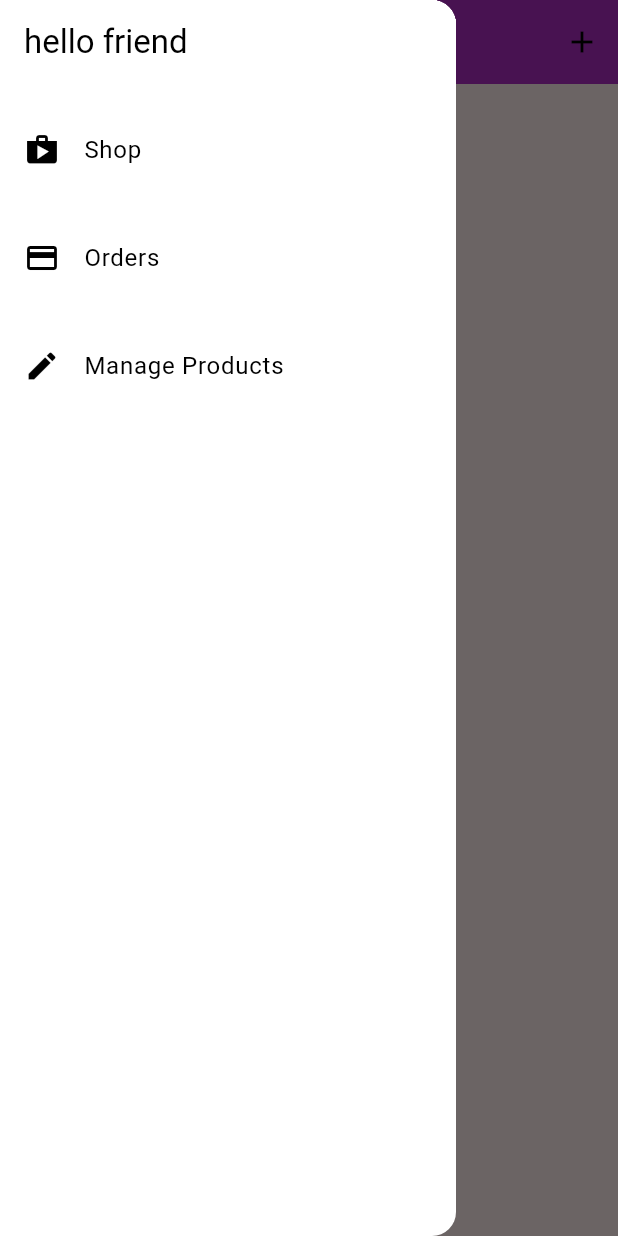
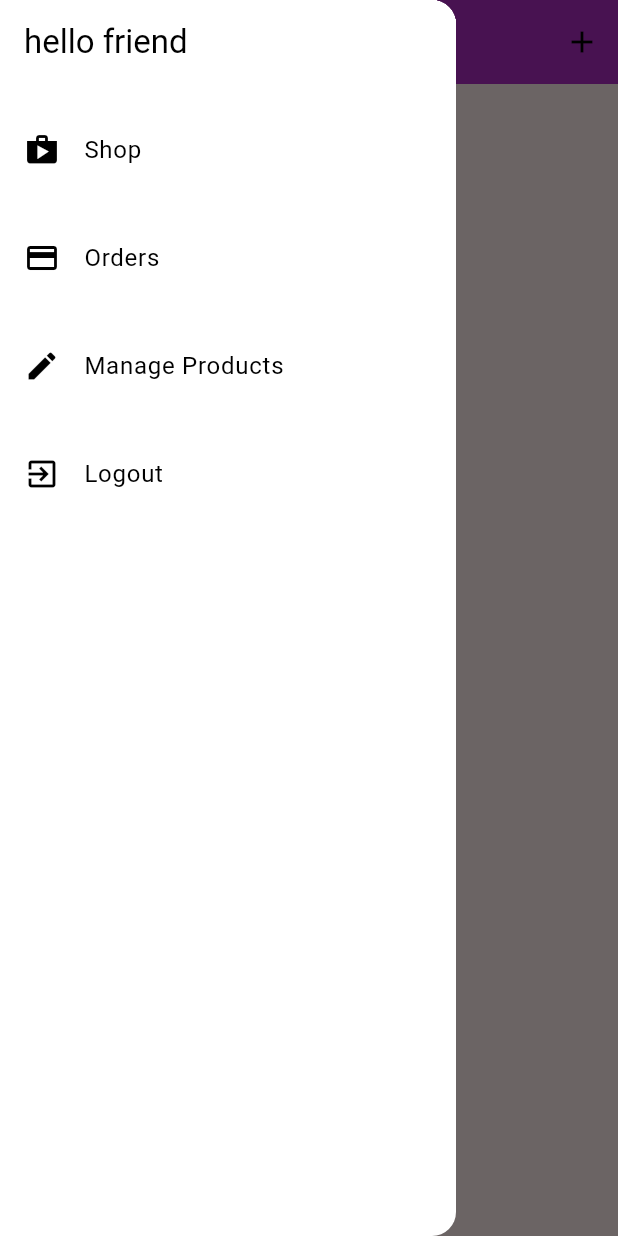
Before and after one commit to marinaBergas/shopappFlutter, a Flutter app: the UserProductsScreen screen opened by its route, with the side drawer open, on a phone screen of 412 x 824 dp. Run offline on Flutter 3.47's test engine with Material 2 defaults, Android fonts, the phone set to English and light mode, and no system bars; our stand-ins replace shared_preferences; accounts and stored records are empty; network calls fail.

```diff
--- a/lib/providers/orders.dart
+++ b/lib/providers/orders.dart
@@ -17,8 +17,8 @@ class OrderItem {
 
 class Orders with ChangeNotifier {
   List<OrderItem> _orders = [];
-  final String authToken;
-  final String userId;
+  final String? authToken;
+  final String? userId;
   Orders(this.authToken, this._orders, this.userId);
   List<OrderItem> get orders {
     return [..._orders];
--- a/lib/providers/products_providers.dart
+++ b/lib/providers/products_providers.dart
@@ -42,8 +42,8 @@ class Products with ChangeNotifier {
   //   ),
   // ];
   // // var _showFavorites = false;
-  final String authToken;
-  final String userId;
+  final String? authToken;
+  final String? userId;
 
   Products(this.authToken, this.userId, this._items);
   List<Product> _items = [];
--- a/lib/widgets/app_drawer.dart
+++ b/lib/widgets/app_drawer.dart
@@ -1,6 +1,8 @@
 import 'package:flutter/material.dart';
+import 'package:provider/provider.dart';
 import '../screens/user_products_screen.dart';
 import '../screens/order_screen.dart';
+import '../providers/auth.dart';
 
 class AppDrawer extends StatelessWidget {
   const AppDrawer({super.key});
@@ -31,12 +33,25 @@ class AppDrawer extends StatelessWidget {
               Navigator.of(context).pushReplacementNamed(OrderScreen.routeName);
             },
           ),
-                const Divider(),
+          const Divider(),
           ListTile(
             leading: const Icon(Icons.edit),
             title: const Text('Manage Products'),
             onTap: () {
-              Navigator.of(context).pushReplacementNamed(UserProductsScreen.routeName);
+              Navigator.of(context)
+                  .pushReplacementNamed(UserProductsScreen.routeName);
+            },
+          ),
+          const Divider(),
+          ListTile(
+            leading: const Icon(Icons.exit_to_app),
+            title: const Text('Logout'),
+            onTap: () {
+              Navigator.of(context).pop();
+              Navigator.of(context).pushReplacementNamed('/');
+              // Navigator.of(context)
+              //     .pushReplacementNamed(UserProductsScreen.routeName);
+              Provider.of<Auth>(context, listen: false).logout();
             },
           ),
         ],
--- a/pubspec.yaml
+++ b/pubspec.yaml
@@ -38,6 +38,7 @@ dependencies:
   provider: ^6.0.5
   intl: ^0.18.1
   http: ^1.1.0
+  shared_preferences: ^2.2.1
 
 dev_dependencies:
   flutter_test:
```
Also changed, not shown: lib/main.dart (+11 -3 lines), lib/providers/auth.dart (+62 -5 lines), lib/screens/splash_screen.dart (added, +14 -0 lines), lib/widgets/product_item.dart (+15 -12 lines), pubspec.lock, 4 other files.
